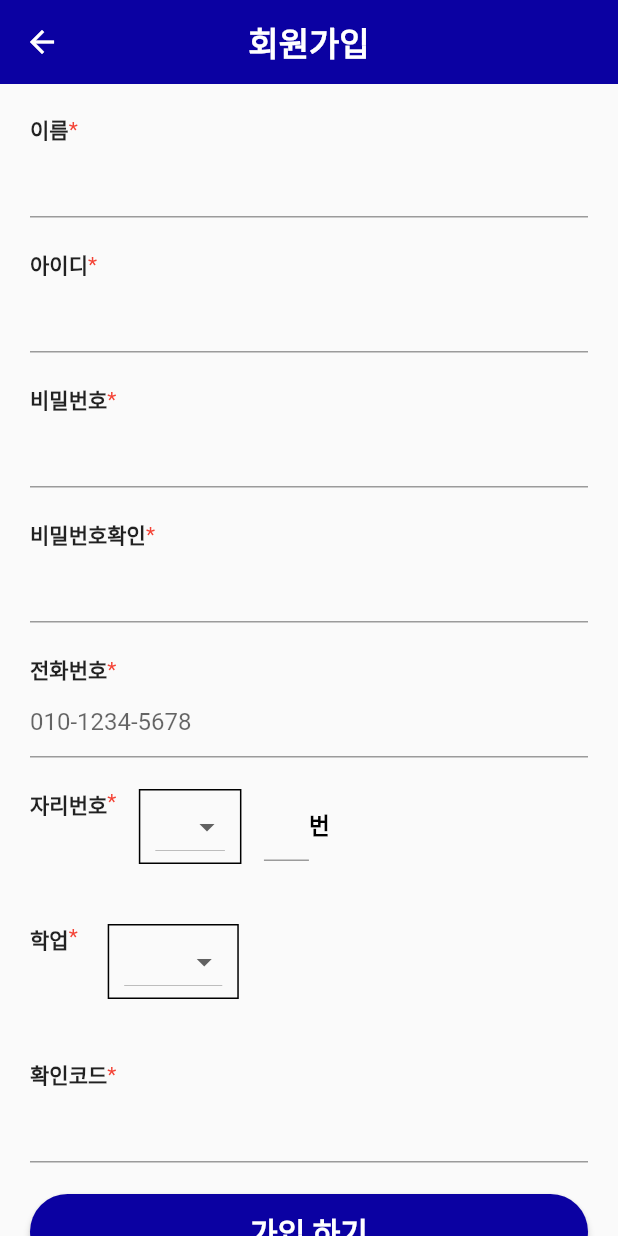
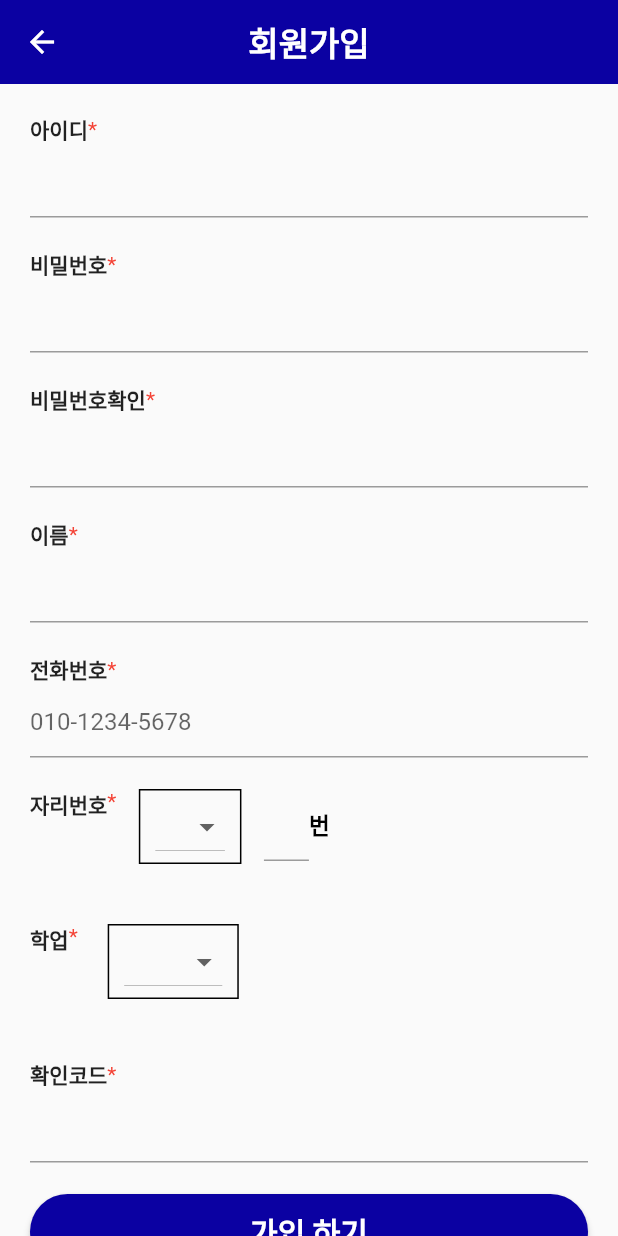
Before and after one commit to Jake6680/allcare, a Flutter app: the screen it shows after launch, after a tap on "회원가입", on a phone screen of 412 x 824 dp. Run offline on Flutter 3.47's test engine with Material 2 defaults, Android fonts, the light colour scheme and no system bars; our stand-ins replace cloud_firestore, firebase_core, flutter_local_notifications, shared_preferences; missing offline and left inert: animated_overflow; accounts and stored records are empty.

Commit message:
style and page Classification Clear!!

```diff
--- a/lib/pages/login.dart
+++ b/lib/pages/login.dart
@@ -2,8 +2,8 @@ import 'package:allcare/pages/register.dart';
 import 'package:flutter/material.dart';
 import 'package:flutter/cupertino.dart';
 import 'package:shared_preferences/shared_preferences.dart';
+
 import '../style.dart' as style;
-import './register.dart';
 
 
 class loginUI extends StatefulWidget {
@@ -28,7 +28,6 @@ class _loginUIState extends State<loginUI> {
       }
     });
   }
-
   setUserContent(userID, userPW) async{
     var content = await SharedPreferences.getInstance();
     content.setString('userID', userID);
@@ -42,8 +41,7 @@ class _loginUIState extends State<loginUI> {
     getUserImformation();
     if (logining == true){
       Future(() {
-        Navigator.of(context)
-            .pushNamedAndRemoveUntil('/home', (Route<dynamic> route) => false);
+        Navigator.of(context).pushNamedAndRemoveUntil('/home', (Route<dynamic> route) => false);
       });
     }
   }
@@ -63,7 +61,6 @@ class _loginUIState extends State<loginUI> {
       ),
 
       body: loginBody(),
-
     );
   }
 }
@@ -77,9 +74,19 @@ class loginBody extends StatefulWidget {
 }
 
 class _loginBodyState extends State<loginBody> {
-  var fieldID = TextEditingController();
-  var fieldPW = TextEditingController();
+  var textFieldID;
+  var textFieldPW;
 
+  getlonginID(text){
+    setState(() {
+      textFieldID = text;
+    });
+  }
+  getlonginPW(text){
+    setState(() {
+      textFieldPW = text;
+    });
+  }
   @override
   Widget build(BuildContext context) {
     return Container(
@@ -88,40 +95,87 @@ class _loginBodyState extends State<loginBody> {
         mainAxisAlignment: MainAxisAlignment.start,
         crossAxisAlignment: CrossAxisAlignment.start,
         children: [
-          Text('로그인', style: TextStyle( fontWeight: FontWeight.bold, fontSize: 30 ),),
-          Container(
+          Text('로그인', style: style.h1),
+          loginWidget( getlonginID : getlonginID ),
+          pwWidget( getlonginPW : getlonginPW ),
+          loginButton( textFieldID: textFieldID , textFieldPW: textFieldPW) ,
+          bottomTextButton()
+        ],
+      ),
+    );
+  }
+}
+
+
+///////////////////////////////////////////////////////////////////////////////////
+
+
+class loginWidget extends StatelessWidget {
+  const loginWidget({Key? key, this.getlonginID}) : super(key: key);
+  final getlonginID;
+
+  @override
+  Widget build(BuildContext context) {
+    return Container(
       padding: EdgeInsets.fromLTRB(0, 10, 0, 20),
       child: TextField(
         textInputAction: TextInputAction.next,
-                controller: fieldID,
         style: style.letterMainText,
         decoration: InputDecoration(
           labelText: '아이디',
-                  labelStyle: TextStyle( color: Colors.grey, fontWeight: FontWeight.w500 ),
-                  enabledBorder: UnderlineInputBorder( borderSide: BorderSide(width: 2, color: Colors.black),),
-                  focusedBorder: UnderlineInputBorder( borderSide: BorderSide(width: 2, color: Colors.black),),
+          labelStyle: style.textFieldLabel,
+          enabledBorder: style.loginTextField,
+          focusedBorder: style.loginTextField,
         ),
+        onChanged: (text){
+          getlonginID(text);
+        },
       ),
-          ),
-          TextField(
+    );
+  }
+}
+
+
+
+class pwWidget extends StatelessWidget {
+  const pwWidget({Key? key, this.getlonginPW}) : super(key: key);
+  final getlonginPW;
+
+  @override
+  Widget build(BuildContext context) {
+    return TextField(
       textInputAction: TextInputAction.done,
       onSubmitted: (_) => print('비번입력? 연동 시켜보자!!!!!!!!!!!!!!!!! on프레스랑!!!!!!'),
       obscureText: true,
-              controller: fieldPW,
       style: style.letterMainText,
       decoration: InputDecoration(
         labelText: '비밀번호',
-                labelStyle: TextStyle( color: Colors.grey, fontWeight: FontWeight.w500 ),
-                enabledBorder: UnderlineInputBorder( borderSide: BorderSide(width: 2, color: Colors.black),),
-                focusedBorder: UnderlineInputBorder( borderSide: BorderSide(width: 2, color: Colors.black),),
+        labelStyle: style.textFieldLabel,
+        enabledBorder: style.loginTextField,
+        focusedBorder: style.loginTextField,
       ),
-            ),
-          Container(
+      onChanged: (text){
+        getlonginPW(text);
+      },
+    );
+  }
+}
+
+
+
+class loginButton extends StatelessWidget {
+  const loginButton({Key? key, this.textFieldID, this.textFieldPW}) : super(key: key);
+  final textFieldID;
+  final textFieldPW;
+
+  @override
+  Widget build(BuildContext context) {
+    return Container(
       margin: EdgeInsets.fromLTRB(0, 30, 0, 30),
       height: 57,
       width: double.infinity,
       child: ElevatedButton(
-              onPressed: (){print('ㅎㅇ');},
+        onPressed: (){},
         style: ElevatedButton.styleFrom(
           shape: RoundedRectangleBorder(
             borderRadius: BorderRadius.circular(30.0),
@@ -129,8 +183,17 @@ class _loginBodyState extends State<loginBody> {
         ),
         child: Text('로그인',style: style.normalText),
       ),
-          ),
-          Row(
+    );
+  }
+}
+
+
+class bottomTextButton extends StatelessWidget {
+  const bottomTextButton({Key? key}) : super(key: key);
+
+  @override
+  Widget build(BuildContext context) {
+    return Row(
       mainAxisAlignment: MainAxisAlignment.center,
       children: [
         GestureDetector(
@@ -146,9 +209,6 @@ class _loginBodyState extends State<loginBody> {
           onTap: (){Navigator.push(context, CupertinoPageRoute(builder: (c) => registerUI() ));},
         ),
       ],
-          )
-        ],
-      ),
     );
   }
 }
--- a/lib/pages/register.dart
+++ b/lib/pages/register.dart
@@ -1,8 +1,10 @@
 import 'package:flutter/material.dart';
 import 'package:flutter/services.dart';
+import 'package:cloud_firestore/cloud_firestore.dart';
 
 import '../style.dart' as style;
 
+final firestore = FirebaseFirestore.instance;
 class registerUI extends StatelessWidget {
   registerUI({Key? key}) : super(key: key);
 
@@ -23,21 +25,24 @@ class registerBody extends StatefulWidget {
 }
 
 class _registerBodyState extends State<registerBody> {
-  var registerID = TextEditingController();
-  var registerPW = TextEditingController();
-  var registerPW2 = TextEditingController();
-  var registerName = TextEditingController();
-  var registerTelephone = TextEditingController();
-  var registerSeat = TextEditingController();
-  var registerKind = TextEditingController();
-  var fixCode = TextEditingController();
-  String textValue = "";
-  var viewList = ['이름','아이디', '비밀번호', '비밀번호확인', '전화번호', '자리번호', '학업', '확인코드', '버튼'];
-  List<String> dropdownList = ['고등부', '재수', '공시'];
-  List<String> dropdownList2 = ['1관', '2관'];
-  var selectedDropdown;
-  var selectedDropdown2;
+  TextEditingController registerID = TextEditingController();
+  var viewList = ['아이디', '비밀번호', '비밀번호확인','이름', '전화번호', '자리번호', '학업', '확인코드', '버튼'];
+  var textLoginID; var textLoginPW;var textLoginName; var textLoginTelephon; var textLoginSeat; var textLoginKind; var textLoginCode;
 
+  getfirebaseinit () async{
+    try{
+      var textLoginCode = await firestore.collection('code').doc('vDZIUx9gIRsZcJJy9Dku').get();
+      print(textLoginCode['code']);
+    } catch(e){
+      print(e);
+    }
+  }
+
+  @override
+  void initState() {
+    super.initState();
+    getfirebaseinit ();
+  }
 
 
   @override
@@ -48,31 +53,188 @@ class _registerBodyState extends State<registerBody> {
         SliverFixedExtentList(
           itemExtent: 90.0,
           delegate: SliverChildBuilderDelegate((BuildContext context, int index) {
-            if (viewList[index] == '버튼'){
+            if (viewList[index] == '전화번호'){
+              return registerTelephonWidget( viewList : viewList[index] );
+            }else if(viewList[index] == '자리번호'){
+              return registerSeatWidget( viewList : viewList[index] );
+            }else if(viewList[index] == '학업') {
+              return registerKindWidget( viewList : viewList[index] );
+            }else if (viewList[index] == '버튼'){
+              return registerSignUpButton();
+            }else {
+            return registerNoneWidget( viewList : viewList[index] );
+            }
+          },childCount: viewList.length
+          ),)
+      ],
+    );
+  }
+}
+
+
+////////////////////////////////////////////////////////////////////////////////////////////////////////////////
+
+class registerNoneWidget extends StatelessWidget {
+  const registerNoneWidget({Key? key, this.viewList}) : super(key: key);
+  final viewList;
+
+  @override
+  Widget build(BuildContext context) {
     return Container(
-                margin: EdgeInsets.fromLTRB(20, 20, 20, 20),
-                height: 50,
-                width: double.infinity,
-                child: ElevatedButton(
-                  onPressed: (){},
-                  style: ElevatedButton.styleFrom(
-                    shape: RoundedRectangleBorder(
-                      borderRadius: BorderRadius.circular(30.0),
+      padding: EdgeInsets.fromLTRB(20, 20, 20, 0),
+      child: Column(
+        crossAxisAlignment: CrossAxisAlignment.start,
+        children: [
+          Row(
+            children: [
+              Text(viewList, style: style.registerNormalText,),
+              Text('*',style: style.registerRedText,),
+            ],
+          ),
+          TextField(
+              obscureText: viewList == '비밀번호' || viewList == '비밀번호확인' ? true : false,
+              textInputAction: viewList == '확인코드' ? TextInputAction.done : TextInputAction.next,
+          )
+        ],
+      ),
+    );
+  }
+}
+
+
+class registerTelephonWidget extends StatefulWidget {
+  registerTelephonWidget({Key? key, this.viewList}) : super(key: key);
+  final viewList;
+
+  @override
+  State<registerTelephonWidget> createState() => _registerTelephonWidgetState();
+}
+
+class _registerTelephonWidgetState extends State<registerTelephonWidget> {
+  var textValue;
+  @override
+  Widget build(BuildContext context) {
+    return Container(
+      padding: EdgeInsets.fromLTRB(20, 20, 20, 0),
+      child: Column(
+        crossAxisAlignment: CrossAxisAlignment.start,
+        children: [
+          Row(
+            children: [
+              Text(widget.viewList, style: style.registerNormalText,),
+              Text('*',style: style.registerRedText,)
+            ],
+          ),
+          TextField(
+            maxLength: 11,
+            keyboardType: TextInputType.number,
+            textInputAction: TextInputAction.next,
+            inputFormatters: <TextInputFormatter>[FilteringTextInputFormatter.digitsOnly],
+            decoration: InputDecoration(
+                hintText: '010-1234-5678',
+                counterText: "",
+                suffix: Text("${textValue ?? '0'} / 11")
+            ),
+            onChanged: (text){
+              setState(() {
+                textValue = text.length;
+                if (text.length == 11){FocusScope.of(context).nextFocus();}
+              });
+            },
+          ),
+        ],
+      ),
+    );
+  }
+}
+
+class registerSeatWidget extends StatelessWidget {
+  registerSeatWidget({Key? key, this.viewList}) : super(key: key);
+  final viewList;
+  List<String> dropdownList2 = ['1관', '2관'];
+  var selectedDropdown2;
+
+  @override
+  Widget build(BuildContext context) {
+      return Container(
+        padding: EdgeInsets.fromLTRB(20, 20, 20, 0),
+        child: Row(
+          crossAxisAlignment: CrossAxisAlignment.start,
+          children: [
+            Text(viewList, style: style.registerNormalText,),
+            Text('*',style: style.registerRedText,),
+            Container(
+              decoration: style.registerDropBoxboder,
+              margin: EdgeInsets.fromLTRB(15, 0, 15, 0),
+              padding: EdgeInsets.fromLTRB(10, 0, 10, 0),
+              child: DropdownButton(
+                style: style.dropDownBoxText,
+                value: selectedDropdown2,
+                items: dropdownList2.map((String item) {
+                  return DropdownMenuItem<String>(
+                    child: Text('$item'),
+                    value: item,
+                  );
+                }).toList(),
+                onChanged: (dynamic value) {
+                    selectedDropdown2 = value;
+                    FocusScope.of(context).nextFocus();
+                },
               ),
             ),
-                  child: Text('가입 하기',style: style.normalText),
+            Row(
+              children: [
+                SizedBox(
+                  width: 30,
+                  child: TextField(
+                    maxLength: 2,
+                    textInputAction: TextInputAction.next,
+                    inputFormatters: <TextInputFormatter>[FilteringTextInputFormatter.digitsOnly],
+                    textAlign: TextAlign.center,
+                    style: style.dropDownBoxText,
+                    keyboardType: TextInputType.number,
+                    decoration: InputDecoration(
+                      counterText:'',
+                    ),
+                    onChanged: (text){
+                      if (text.length == 2){FocusScope.of(context).nextFocus();}
+                    },
+                  ),
+                ),
+                Text('번', style: style.dropDownBoxText,),
+              ],
+            ),
+          ],
         ),
       );
-            }else if(viewList[index] == '학업') {
+  }
+}
+
+
+class registerKindWidget extends StatefulWidget {
+  registerKindWidget({Key? key, this.viewList}) : super(key: key);
+  final viewList;
+
+  @override
+  State<registerKindWidget> createState() => _registerKindWidgetState();
+}
+
+class _registerKindWidgetState extends State<registerKindWidget> {
+  List<String> dropdownList = ['고등부', '재수', '공시'];
+
+  var selectedDropdown;
+
+  @override
+  Widget build(BuildContext context) {
     return Container(
       padding: EdgeInsets.fromLTRB(20, 20, 20, 0),
       child:Row(
         crossAxisAlignment: CrossAxisAlignment.start,
         children: [
-                        Text(viewList[index], style: TextStyle(fontWeight: FontWeight.bold),),
-                        Text('*',style: TextStyle(color: Colors.red),),
+          Text(widget.viewList, style: style.registerNormalText,),
+          Text('*',style: style.registerRedText,),
           Container(
-                          decoration: BoxDecoration(border: Border.all(width: 1, color: Colors.black)),
+            decoration: style.registerDropBoxboder,
             margin: EdgeInsets.fromLTRB(20, 0, 0, 0),
             padding: EdgeInsets.fromLTRB(10, 0, 10, 0),
             child: DropdownButton(
@@ -95,154 +257,28 @@ class _registerBodyState extends State<registerBody> {
         ],
       ),
     );
-            }else if(viewList[index] == '자리번호'){
+  }
+}
+
+
+class registerSignUpButton extends StatelessWidget {
+  const registerSignUpButton({Key? key}) : super(key: key);
+
+  @override
+  Widget build(BuildContext context) {
     return Container(
-                padding: EdgeInsets.fromLTRB(20, 20, 20, 0),
-                child: Row(
-                        crossAxisAlignment: CrossAxisAlignment.start,
-                        children: [
-                          Text(viewList[index], style: TextStyle(fontWeight: FontWeight.bold),),
-                          Text('*',style: TextStyle(color: Colors.red),),
-                          Container(
-                              decoration: BoxDecoration(border: Border.all(width: 1, color: Colors.black)),
-                              margin: EdgeInsets.fromLTRB(15, 0, 15, 0),
-                              padding: EdgeInsets.fromLTRB(10, 0, 10, 0),
-                              child: DropdownButton(
-                                style: style.dropDownBoxText,
-                                value: selectedDropdown2,
-                                items: dropdownList2.map((String item) {
-                                  return DropdownMenuItem<String>(
-                                    child: Text('$item'),
-                                    value: item,
-                                  );
-                                }).toList(),
-                                onChanged: (dynamic value) {
-                                  setState(() {
-                                    selectedDropdown2 = value;
-                                    FocusScope.of(context).nextFocus();
-                                  });
-                                },
+      margin: EdgeInsets.fromLTRB(20, 20, 20, 20),
+      height: 50,
+      width: double.infinity,
+      child: ElevatedButton(
+        onPressed: (){},
+        style: ElevatedButton.styleFrom(
+          shape: RoundedRectangleBorder(
+            borderRadius: BorderRadius.circular(30.0),
           ),
         ),
-                            Row(
-                              children: [
-                                SizedBox(
-                                  width: 30,
-                                  child: TextField(
-                                    maxLength: 2,
-                                    textInputAction: TextInputAction.next,
-                                    inputFormatters: <TextInputFormatter>[FilteringTextInputFormatter.digitsOnly],
-                                    textAlign: TextAlign.center,
-                                    style: style.dropDownBoxText,
-                                    controller: registerSeat,
-                                    keyboardType: TextInputType.number,
-                                    onChanged: (text){
-                                      setState(() {
-                                        if (text.length == 2){FocusScope.of(context).nextFocus();}
-                                      });
-                                    },
-                                    decoration: InputDecoration(
-                                      counterText:'',
-                                    ),
-                                  ),
-                                ),
-                                Text('번', style: style.dropDownBoxText,),
-                              ],
-                            ),
-                        ],
-                    ),
-              );
-            }else if (viewList[index] == '전화번호'){
-              return Container(
-                padding: EdgeInsets.fromLTRB(20, 20, 20, 0),
-                child: Column(
-                  crossAxisAlignment: CrossAxisAlignment.start,
-                  children: [
-                    Row(
-                      children: [
-                        Text(viewList[index], style: TextStyle(fontWeight: FontWeight.bold),),
-                        Text('*',style: TextStyle(color: Colors.red),)
-                      ],
-                    ),
-                    TextField(
-                        maxLength: 11,
-                        keyboardType: TextInputType.number,
-                        textInputAction: TextInputAction.next,
-                        inputFormatters: <TextInputFormatter>[FilteringTextInputFormatter.digitsOnly],
-                        decoration: InputDecoration(
-                            hintText: '010-1234-5678',
-                            counterText: "",
-                            suffix: Text("${textValue.length} / 11")
-                        ),
-                      onChanged: (text){
-                        setState(() {
-                          textValue = text;
-                          if (textValue.length == 11){FocusScope.of(context).nextFocus();}
-                        });
-                      },
-                      ),
-                  ],
-                ),
-              );
-            }else if (viewList[index] == '확인코드'){
-              return Container(
-                padding: EdgeInsets.fromLTRB(20, 20, 20, 0),
-                child: Column(
-                  crossAxisAlignment: CrossAxisAlignment.start,
-                  children: [
-                    Row(
-                      children: [
-                        Text(viewList[index], style: TextStyle(fontWeight: FontWeight.bold),),
-                        Text('*',style: TextStyle(color: Colors.red),)
-                      ],
-                    ),
-                    TextField(
-                        textInputAction: TextInputAction.done
-                    )
-                  ],
-                ),
-              );
-            }else if (viewList[index] == '비밀번호' || viewList[index] == '비밀번호확인'){
-              return Container(
-                padding: EdgeInsets.fromLTRB(20, 20, 20, 0),
-                child: Column(
-                  crossAxisAlignment: CrossAxisAlignment.start,
-                  children: [
-                    Row(
-                      children: [
-                        Text(viewList[index], style: TextStyle(fontWeight: FontWeight.bold),),
-                        Text('*',style: TextStyle(color: Colors.red),)
-                      ],
-                    ),
-                    TextField(
-                        obscureText: true,
-                        textInputAction: TextInputAction.next
-                    )
-                  ],
-                ),
-              );
-            }else{
-            return Container(
-              padding: EdgeInsets.fromLTRB(20, 20, 20, 0),
-              child: Column(
-                crossAxisAlignment: CrossAxisAlignment.start,
-                children: [
-                  Row(
-                    children: [
-                      Text(viewList[index], style: TextStyle(fontWeight: FontWeight.bold),),
-                      Text('*',style: TextStyle(color: Colors.red),)
-                    ],
-                  ),
-                  TextField(
-                      textInputAction: TextInputAction.next
-                  )
-                ],
+        child: Text('가입 하기',style: style.normalText),
       ),
     );
   }
-          },childCount: viewList.length
-          ),)
-      ],
-    );
 }
-}
--- a/lib/style.dart
+++ b/lib/style.dart
@@ -2,7 +2,7 @@ import 'package:flutter/material.dart';
 
 
 
-var theme = ThemeData(
+ThemeData theme = ThemeData(
 
   elevatedButtonTheme: ElevatedButtonThemeData(
       style: ElevatedButton.styleFrom(
@@ -27,3 +27,9 @@ final dialogCheckText = TextStyle(fontSize: 17, fontWeight: FontWeight.w600);
 final dropDownBoxText = TextStyle(fontSize: 15, fontWeight: FontWeight.w600, color: Colors.black);
 final speakerText = TextStyle(color: Colors.red, fontSize: 16, fontWeight: FontWeight.bold);
 final noticeIconText = TextStyle(fontSize: 10,fontWeight: FontWeight.w600);
+final h1 = TextStyle( fontWeight: FontWeight.bold, fontSize: 30 );
+final loginTextField = UnderlineInputBorder( borderSide: BorderSide(width: 2, color: Colors.black));
+final textFieldLabel = TextStyle( color: Colors.grey, fontWeight: FontWeight.w500 );
+final registerNormalText = TextStyle(fontWeight: FontWeight.bold);
+final registerRedText = TextStyle(color: Colors.red);
+final registerDropBoxboder = BoxDecoration(border: Border.all(width: 1, color: Colors.black));
```
Lines whose indentation alone changed are shown as unchanged.
